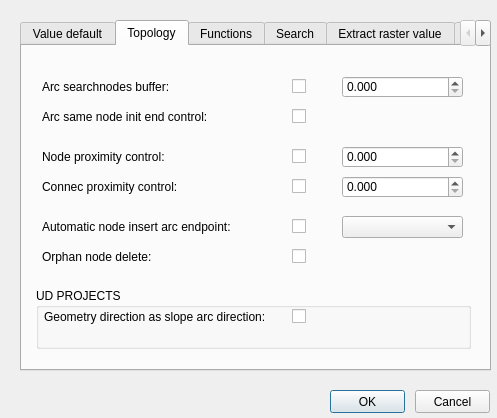
The window that ui/config.ui (Giswater/giswater_qgis_plugin) describes before a commit, drawn with Qt 5.
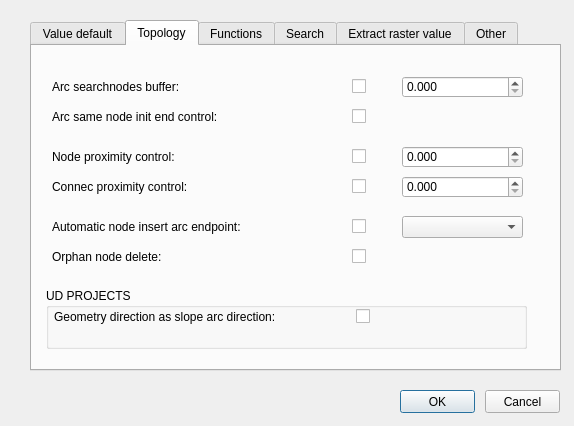
The same window after the commit. The open tabs and pages were chosen to show the change.

Diff of the .ui file:
```diff
--- a/ui/config.ui
+++ b/ui/config.ui
@@ -6,8 +6,8 @@
    <rect>
     <x>0</x>
     <y>0</y>
-    <width>497</width>
-    <height>418</height>
+    <width>574</width>
+    <height>426</height>
    </rect>
   </property>
   <property name="windowTitle">
@@ -16,7 +16,7 @@
   <widget class="QPushButton" name="btn_accept">
    <property name="geometry">
     <rect>
-     <x>330</x>
+     <x>400</x>
      <y>390</y>
      <width>75</width>
      <height>23</height>
@@ -29,7 +29,7 @@
   <widget class="QPushButton" name="btn_cancel">
    <property name="geometry">
     <rect>
-     <x>415</x>
+     <x>485</x>
      <y>390</y>
      <width>75</width>
      <height>23</height>
@@ -42,9 +42,9 @@
   <widget class="QTabWidget" name="tab_main">
    <property name="geometry">
     <rect>
-     <x>20</x>
+     <x>30</x>
      <y>20</y>
-     <width>471</width>
+     <width>531</width>
      <height>351</height>
     </rect>
    </property>
@@ -479,7 +479,7 @@
     <widget class="QComboBox" name="nodeinsert_catalog_vdefault">
      <property name="geometry">
       <rect>
-       <x>320</x>
+       <x>370</x>
        <y>170</y>
        <width>121</width>
        <height>22</height>
@@ -489,7 +489,7 @@
     <widget class="QCheckBox" name="nodeinsert_arcendpoint">
      <property name="geometry">
       <rect>
-       <x>270</x>
+       <x>320</x>
        <y>170</y>
        <width>20</width>
        <height>21</height>
@@ -502,7 +502,7 @@
     <widget class="QCheckBox" name="samenode_init_end_control">
      <property name="geometry">
       <rect>
-       <x>270</x>
+       <x>320</x>
        <y>60</y>
        <width>20</width>
        <height>21</height>
@@ -515,7 +515,7 @@
     <widget class="QCheckBox" name="arc_searchnodes_control">
      <property name="geometry">
       <rect>
-       <x>270</x>
+       <x>320</x>
        <y>30</y>
        <width>20</width>
        <height>21</height>
@@ -530,7 +530,7 @@
       <rect>
        <x>20</x>
        <y>200</y>
-       <width>231</width>
+       <width>281</width>
        <height>22</height>
       </rect>
      </property>
@@ -564,7 +564,7 @@
     <widget class="QDoubleSpinBox" name="arc_searchnodes">
      <property name="geometry">
       <rect>
-       <x>320</x>
+       <x>370</x>
        <y>30</y>
        <width>121</width>
        <height>22</height>
@@ -580,7 +580,7 @@
     <widget class="QDoubleSpinBox" name="connec_proximity">
      <property name="geometry">
       <rect>
-       <x>320</x>
+       <x>370</x>
        <y>130</y>
        <width>121</width>
        <height>22</height>
@@ -598,7 +598,7 @@
       <rect>
        <x>20</x>
        <y>170</y>
-       <width>231</width>
+       <width>271</width>
        <height>22</height>
       </rect>
      </property>
@@ -632,7 +632,7 @@
     <widget class="QCheckBox" name="connec_proximity_control">
      <property name="geometry">
       <rect>
-       <x>270</x>
+       <x>320</x>
        <y>130</y>
        <width>20</width>
        <height>21</height>
@@ -647,7 +647,7 @@
       <rect>
        <x>20</x>
        <y>60</y>
-       <width>231</width>
+       <width>271</width>
        <height>22</height>
       </rect>
      </property>
@@ -681,7 +681,7 @@
     <widget class="QDoubleSpinBox" name="node_proximity">
      <property name="geometry">
       <rect>
-       <x>320</x>
+       <x>370</x>
        <y>100</y>
        <width>121</width>
        <height>22</height>
@@ -697,7 +697,7 @@
     <widget class="QCheckBox" name="orphannode_delete">
      <property name="geometry">
       <rect>
-       <x>270</x>
+       <x>320</x>
        <y>200</y>
        <width>20</width>
        <height>21</height>
@@ -712,7 +712,7 @@
       <rect>
        <x>20</x>
        <y>30</y>
-       <width>231</width>
+       <width>281</width>
        <height>22</height>
       </rect>
      </property>
@@ -748,7 +748,7 @@
       <rect>
        <x>20</x>
        <y>100</y>
-       <width>231</width>
+       <width>271</width>
        <height>22</height>
       </rect>
      </property>
@@ -784,7 +784,7 @@
       <rect>
        <x>20</x>
        <y>130</y>
-       <width>231</width>
+       <width>271</width>
        <height>22</height>
       </rect>
      </property>
@@ -818,7 +818,7 @@
     <widget class="QCheckBox" name="node_proximity_control">
      <property name="geometry">
       <rect>
-       <x>270</x>
+       <x>320</x>
        <y>100</y>
        <width>20</width>
        <height>21</height>
@@ -833,7 +833,7 @@
       <rect>
        <x>14</x>
        <y>242</y>
-       <width>435</width>
+       <width>481</width>
        <height>61</height>
       </rect>
      </property>
@@ -843,7 +843,7 @@
      <widget class="QCheckBox" name="slope_arc_direction">
       <property name="geometry">
        <rect>
-        <x>256</x>
+        <x>310</x>
         <y>18</y>
         <width>20</width>
         <height>21</height>
@@ -858,7 +858,7 @@
        <rect>
         <x>8</x>
         <y>18</y>
-        <width>231</width>
+        <width>301</width>
         <height>22</height>
        </rect>
       </property>
```
Left out of the diff: 54 changed lines with no effect on the pictures.
